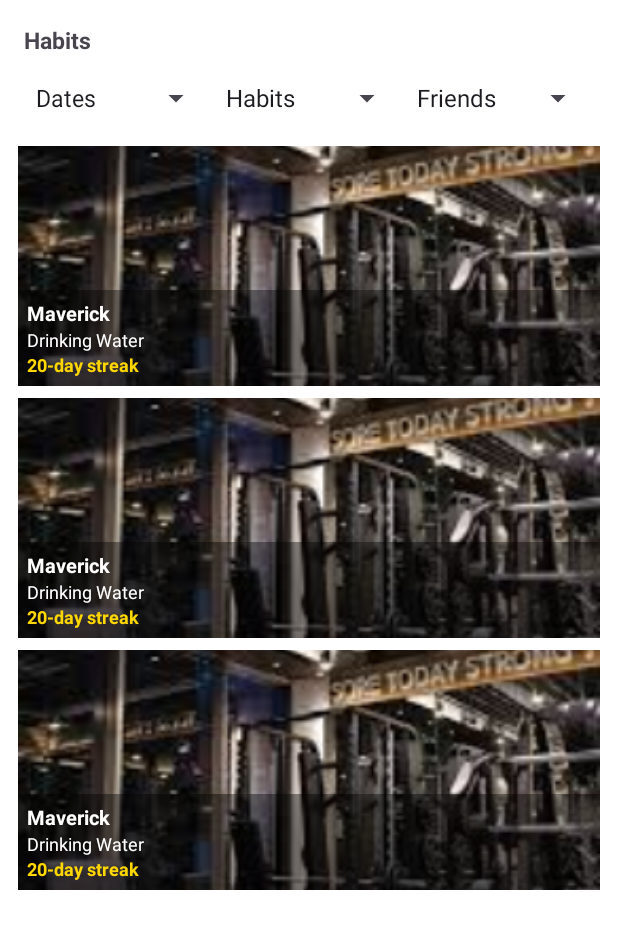
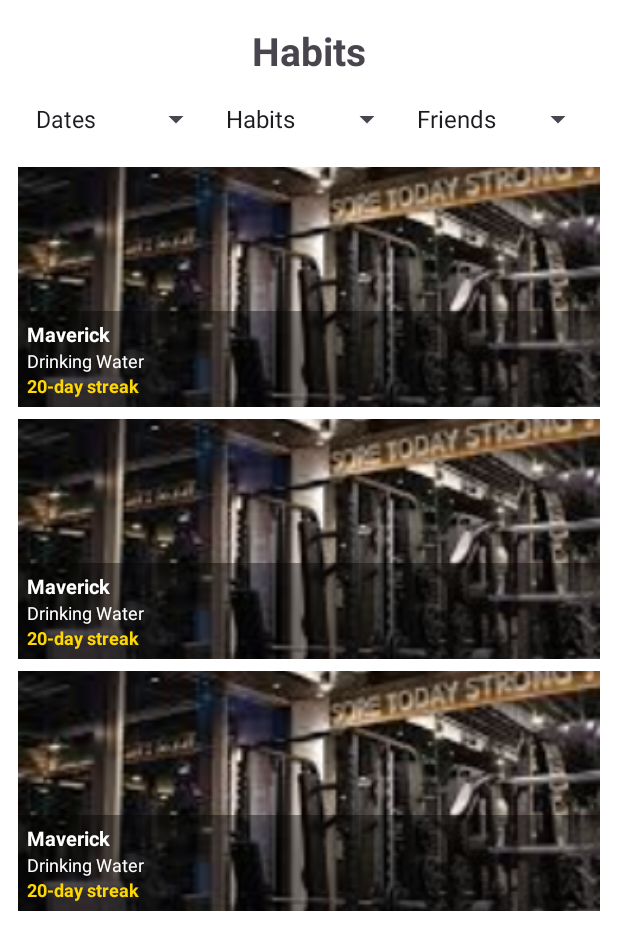
Before and after one commit to code-mav/ITISMOB-MCO-Project, an Android app: the layout fragment_gallery.xml on its own in the app's theme, with its tools: preview values and no code run, on a phone screen of 412 x 824 dp. Shown: the top 950 px of the screen. Run offline under Robolectric (Android 15) with nearby library versions, the phone set to English and light mode, and no system bars.

Commit message:
Modify layout for fragment_gallery
Updated TextView size and layout parameters.

```diff
--- a/app/src/main/res/layout/fragment_gallery.xml
+++ b/app/src/main/res/layout/fragment_gallery.xml
@@ -11,10 +11,10 @@
     <!-- Title -->
     <TextView
         android:id="@+id/tvTitle"
-        android:layout_width="0dp"
+        android:layout_width="wrap_content"
         android:layout_height="wrap_content"
         android:text="Habits"
-        android:textSize="15sp"
+        android:textSize="26sp"
         android:textStyle="bold"
         android:padding="16dp"
         app:layout_constraintTop_toTopOf="parent"
```
